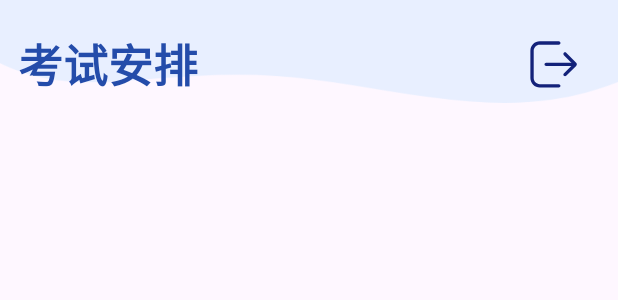
After one commit to WildFox404/AUST-APP, an Android app: the layout testview.xml on its own in the app's theme, with its tools: preview values and no code run, on a phone screen of 412 x 824 dp. The commit adds this screen. Shown: the top 300 px of the screen. Run offline under Robolectric (Android 15) with nearby library versions, the phone set to English and light mode, and no system bars.

Commit message:
小更新

```diff
--- a/app/src/main/AndroidManifest.xml
+++ b/app/src/main/AndroidManifest.xml
@@ -28,6 +28,7 @@
         <activity android:name=".UserFragment" />
         <activity android:name=".GradeViewerActivity" />
         <activity android:name=".GPAViewerActivity" />
+        <activity android:name=".TestViewerActivity" />
         <activity
                 android:name=".MainActivity"
                 android:exported="true">
--- a/app/src/main/java/com/example/newapp/User.java
+++ b/app/src/main/java/com/example/newapp/User.java
@@ -312,6 +312,8 @@ public class User {
         }
         return result;
     }
+
+
     public String cleanCourseName(String courseName) {
         String cleanName = courseName.replaceAll("<.*?>", "");  // Remove any HTML tags
         cleanName = cleanName.replace("\t", "");  // Remove tab characters
--- /dev/null
+++ b/app/src/main/res/layout/testview.xml
@@ -0,0 +1,67 @@
+<?xml version="1.0" encoding="utf-8"?>
+<androidx.constraintlayout.widget.ConstraintLayout xmlns:android="http://schemas.android.com/apk/res/android"
+                                                   xmlns:tools="http://schemas.android.com/tools" android:layout_width="match_parent"
+                                                   android:layout_height="match_parent"
+                                                   xmlns:app="http://schemas.android.com/apk/res-auto">
+    <ImageView
+            android:layout_width="586dp"
+            android:layout_height="819dp"
+            app:layout_constraintEnd_toEndOf="parent" app:layout_constraintStart_toStartOf="parent"
+            app:layout_constraintTop_toTopOf="parent" app:srcCompat="@drawable/top"
+            android:layout_marginTop="-580dp" android:id="@+id/imageView55"/>
+    <ImageView
+            android:layout_width="35dp"
+            android:layout_height="35dp" android:id="@+id/exitButton"
+            app:layout_constraintEnd_toEndOf="parent" app:layout_constraintTop_toTopOf="parent"
+            app:srcCompat="@drawable/exit_button" android:layout_marginTop="25dp" android:layout_marginEnd="25dp"/>
+    <TextView
+            android:text="考试安排"
+            android:textSize="30dp"
+            android:textStyle="bold"
+            android:textColor="#244CAA"
+            android:layout_width="wrap_content"
+            android:layout_height="wrap_content" app:layout_constraintTop_toTopOf="parent"
+            app:layout_constraintStart_toStartOf="parent" android:layout_marginStart="12dp"
+            android:layout_marginTop="20dp" android:id="@+id/textView22"/>
+    <LinearLayout
+            android:orientation="horizontal"
+            android:layout_width="match_parent"
+            android:layout_height="0dp" app:layout_constraintTop_toBottomOf="@+id/textView22"
+            app:layout_constraintStart_toStartOf="parent" app:layout_constraintEnd_toEndOf="parent"
+            app:layout_constraintBottom_toBottomOf="parent">
+        <LinearLayout
+                android:orientation="vertical"
+                android:layout_width="match_parent"
+                android:layout_height="match_parent" android:layout_weight="1">
+            <LinearLayout
+                    android:orientation="vertical"
+                    android:id="@+id/headerRowLinearLayout"
+                    android:layout_width="match_parent"
+                    android:layout_height="match_parent" android:layout_weight="18">
+                <TableLayout
+                        android:stretchColumns="*"
+                        android:shrinkColumns="*"
+                        android:id="@+id/headerRow"
+                        android:layout_width="match_parent"
+                        android:layout_height="match_parent">
+
+                </TableLayout>
+            </LinearLayout>
+            <LinearLayout
+                    android:orientation="vertical"
+                    android:layout_width="match_parent"
+                    android:layout_height="match_parent" android:layout_weight="1">
+                <ScrollView android:layout_width="match_parent" android:layout_height="match_parent">
+                    <TableLayout
+                            android:id="@+id/test_tableLayout"
+                            android:layout_width="match_parent"
+                            android:layout_height="match_parent"
+                            android:stretchColumns="*"
+                            android:shrinkColumns="*">
+
+                    </TableLayout>
+                </ScrollView>
+            </LinearLayout>
+        </LinearLayout>
+    </LinearLayout>
+</androidx.constraintlayout.widget.ConstraintLayout>
```
Also changed, not shown: app/src/main/java/com/example/newapp/MyDBHelper.java (+50 -1 lines), app/src/main/java/com/example/newapp/ServiceFragment.java (+48 -1 lines), app/src/main/java/com/example/newapp/TestViewerActivity.java (added, +161 -0 lines), app/src/main/java/com/example/newapp/UserFragment.java (+34 -3 lines), app/src/main/res/layout/service.xml (+8 -7 lines), app/src/main/res/layout/user.xml (+5 -5 lines).
